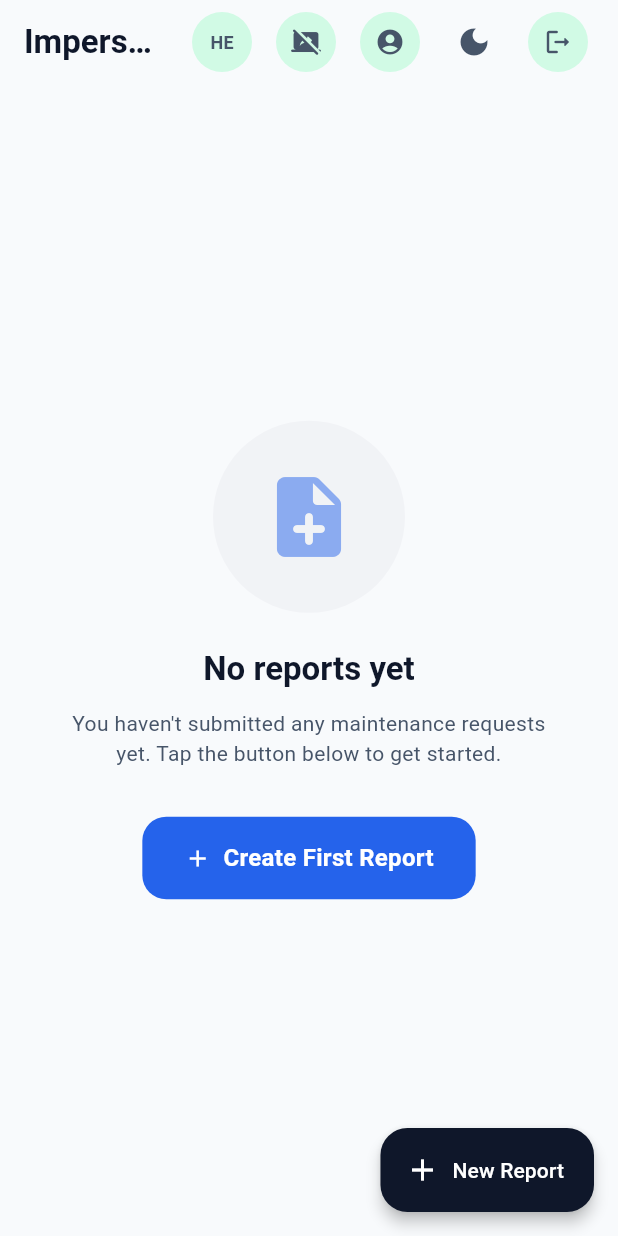
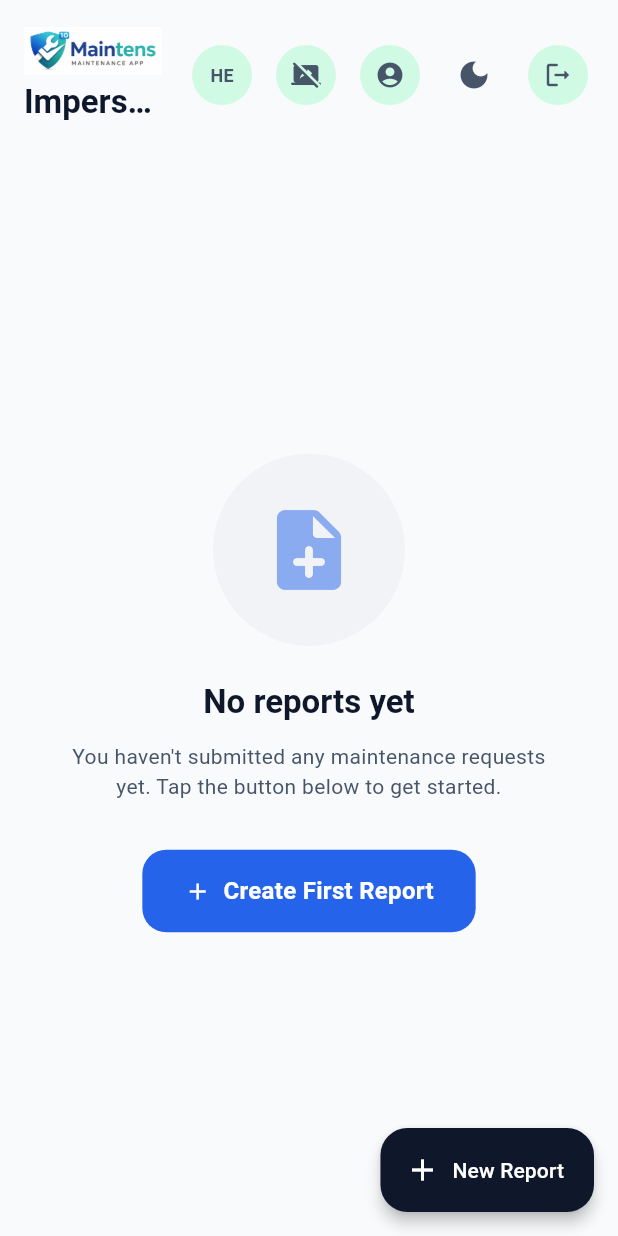
Before and after one commit to me-key/main10app, a Flutter app: the screen it shows once a user with an empty profile is signed in, after a tap on "EN", on a phone screen of 412 x 824 dp. Run offline on Flutter 3.47's test engine with Material 3 defaults, Android fonts, the phone set to English and light mode, and no system bars; our stand-ins replace cloud_firestore, firebase_auth, firebase_core, firebase_storage, image_picker, shared_preferences; accounts and stored records are empty; network calls fail.

Commit message:
feat: update logo and release stuff

```diff
--- a/lib/l10n/app_localizations.dart
+++ b/lib/l10n/app_localizations.dart
@@ -11,7 +11,7 @@ class AppLocalizations {
 
   static const _localizedValues = {
     'en': {
-      'app_title': 'FixIt-Pro',
+      'app_title': 'Maintens',
       'my_tasks': 'My Tasks',
       'assigned_work': 'Your assigned maintenance work',
       'all_tasks': 'All Tasks',
@@ -177,7 +177,7 @@ class AppLocalizations {
       'assigned_to_prefix': 'Assigned to',
       'archived_with_comments': 'Report archived with comments',
       'reassigned_with_comments': 'Report reassigned with comments',
-      'sign_in_title': 'FixIt-Pro',
+      'sign_in_title': 'Maintens',
       'sign_in_subtitle': 'Sign in to your account',
       'invalid_credentials': 'Invalid email or password. Please try again.',
       'auth_error': 'An authentication error occurred.',
@@ -246,7 +246,7 @@ class AppLocalizations {
       'invite_link_copied': 'Invite link copied to clipboard',
     },
     'he': {
-      'app_title': 'FixIt-Pro',
+      'app_title': 'Maintens',
       'my_tasks': 'המשימות שלי',
       'assigned_work': 'עבודות התחזוקה שהוקצו לך',
       'all_tasks': 'כל המשימות',
@@ -412,7 +412,7 @@ class AppLocalizations {
       'assigned_to_prefix': 'הוקצה ל-',
       'archived_with_comments': 'הדיווח נגנז עם הערות',
       'reassigned_with_comments': 'הדיווח הוקצה מחדש עם הערות',
-      'sign_in_title': 'FixIt-Pro',
+      'sign_in_title': 'Maintens',
       'sign_in_subtitle': 'התחבר לחשבונך',
       'invalid_credentials': 'אימייל או סיסמה שגויים. אנא נסה שוב.',
       'auth_error': 'אירעה שגיאה באימות.',
--- a/lib/main.dart
+++ b/lib/main.dart
@@ -45,13 +45,13 @@ void main() async {
         Provider<LocationService>(create: (_) => LocationService()),
         Provider<AuditService>(create: (_) => AuditService()),
       ],
-      child: const FixItProApp(),
+      child: const MaintensApp(),
     ),
   );
 }
 
-class FixItProApp extends StatelessWidget {
-  const FixItProApp({super.key});
+class MaintensApp extends StatelessWidget {
+  const MaintensApp({super.key});
 
   @override
   Widget build(BuildContext context) {
--- a/lib/ui/admin/admin_home.dart
+++ b/lib/ui/admin/admin_home.dart
@@ -60,9 +60,13 @@ class _AdminHomeState extends State<AdminHome> {
 
     return Scaffold(
       appBar: AppBar(
+        toolbarHeight: 100,
         title: Column(
           crossAxisAlignment: CrossAxisAlignment.start,
+          mainAxisSize: MainAxisSize.min,
           children: [
+            Image.asset('assets/images/main10applogo.png', height: 32, fit: BoxFit.contain),
+            const SizedBox(height: 4),
             Text(
               authService.impersonatedProfile != null
                   ? "${AppLocalizations.of(context).get('impersonating_msg')}: ${authService.impersonatedProfile!.displayName}"
@@ -220,7 +224,7 @@ class _AdminHomeState extends State<AdminHome> {
     final l10n = AppLocalizations.of(context);
     final colorScheme = Theme.of(context).colorScheme;
     final encryptedOrgId = EncryptionUtils.encrypt(_organizationId!);
-    final inviteLink = "https://fixitpro.app/signup?orgId=$encryptedOrgId";
+    final inviteLink = "https://maintens.app/signup?orgId=$encryptedOrgId";
 
     showDialog(
       context: context,
--- a/lib/ui/admin/manage_user_screen.dart
+++ b/lib/ui/admin/manage_user_screen.dart
@@ -133,7 +133,7 @@ class _ManageUserScreenState extends State<ManageUserScreen> {
                   TextFormField(
                     controller: _emailController,
                     decoration: InputDecoration(
-                      hintText: "identity@fixitpro.com",
+                      hintText: "identity@maintens.com",
                       prefixIcon: const Icon(Icons.mail_outline_rounded, size: 20),
                       enabled: widget.user == null,
                     ),
--- a/lib/ui/auth/login_screen.dart
+++ b/lib/ui/auth/login_screen.dart
@@ -256,32 +256,14 @@ class _LoginScreenState extends State<LoginScreen> {
                         children: [
                           Container(
                             padding: const EdgeInsets.all(16),
-                            decoration: BoxDecoration(
-                              color: colorScheme.primaryContainer,
-                              borderRadius: BorderRadius.circular(24),
-                              boxShadow: [
-                                BoxShadow(
-                                  color: colorScheme.shadow.withValues(alpha: 0.1),
-                                  blurRadius: 12,
-                                  offset: const Offset(0, 4),
-                                ),
-                              ],
+                            child: ClipRRect(
+                              borderRadius: BorderRadius.circular(16),
+                              child: Image.asset(
+                                'assets/images/main10applogo.png',
+                                height: 200, // Increased size
+                                fit: BoxFit.contain,
+                              ),
                             ),
-                            child: Icon(
-                              Icons.handyman_rounded,
-                              size: 48,
-                              color: colorScheme.primary,
-                            ),
-                          ),
-                          const SizedBox(height: 24),
-                          Text(
-                            l10n.get('sign_in_title'),
-                            style: textTheme.displaySmall?.copyWith(
-                              color: colorScheme.onSurface,
-                              letterSpacing: -1,
-                              fontWeight: FontWeight.bold,
-                            ),
-                            textAlign: TextAlign.center,
                           ),
                           const SizedBox(height: 8),
                           Text(
--- a/lib/ui/maintainer/maintainer_home.dart
+++ b/lib/ui/maintainer/maintainer_home.dart
@@ -63,9 +63,13 @@ class _MaintainerHomeState extends State<MaintainerHome> {
 
     return Scaffold(
       appBar: AppBar(
+        toolbarHeight: 100,
         title: Column(
           crossAxisAlignment: CrossAxisAlignment.start,
+          mainAxisSize: MainAxisSize.min,
           children: [
+            Image.asset('assets/images/main10applogo.png', height: 32, fit: BoxFit.contain),
+            const SizedBox(height: 4),
             Text(
               authService.impersonatedProfile != null
                   ? "${l10n.get('impersonating_msg')}: ${authService.impersonatedProfile!.displayName}"
--- a/lib/ui/manager/manager_home.dart
+++ b/lib/ui/manager/manager_home.dart
@@ -77,9 +77,13 @@ class _ManagerHomeState extends State<ManagerHome> {
 
     return Scaffold(
       appBar: AppBar(
+        toolbarHeight: 100,
         title: Column(
           crossAxisAlignment: CrossAxisAlignment.start,
+          mainAxisSize: MainAxisSize.min,
           children: [
+            Image.asset('assets/images/main10applogo.png', height: 32, fit: BoxFit.contain),
+            const SizedBox(height: 4),
             Text(
               authService.impersonatedProfile != null
                   ? "${l10n.get('impersonating_msg')}: ${authService.impersonatedProfile!.displayName}"
--- a/lib/ui/reporter/reporter_home.dart
+++ b/lib/ui/reporter/reporter_home.dart
@@ -62,9 +62,13 @@ class _ReporterHomeState extends State<ReporterHome> {
 
     return Scaffold(
       appBar: AppBar(
+        toolbarHeight: 100,
         title: Column(
           crossAxisAlignment: CrossAxisAlignment.start,
+          mainAxisSize: MainAxisSize.min,
           children: [
+            Image.asset('assets/images/main10applogo.png', height: 32, fit: BoxFit.contain),
+            const SizedBox(height: 4),
             Text(
               authService.impersonatedProfile != null
                   ? "${l10n.get('impersonating_msg')}: ${authService.impersonatedProfile!.displayName}"
--- a/lib/utils/encryption_utils.dart
+++ b/lib/utils/encryption_utils.dart
@@ -3,7 +3,7 @@ import 'dart:convert';
 /// A very basic XOR + Base64 'encryption' for obfuscating IDs in URLs.
 /// Not suitable for sensitive data, but sufficient for hiding raw Firestore IDs.
 class EncryptionUtils {
-  static const String _key = "fixit-pro-secret-key";
+  static const String _key = "maintens-secret-key";
 
   static String encrypt(String plainText) {
     List<int> bytes = utf8.encode(plainText);
--- a/pubspec.yaml
+++ b/pubspec.yaml
@@ -68,8 +68,8 @@ flutter:
   uses-material-design: true
 
   # To add assets to your application, add an assets section, like this:
-  # assets:
-  #   - images/a_dot_burr.jpeg
+  assets:
+    - assets/images/main10applogo.png
   #   - images/a_dot_ham.jpeg
 
   # An image asset can refer to one or more resolution-specific "variants", see
```
Also changed, not shown: lib/ui/super_admin/super_admin_screen.dart (+10 -1 lines), assets/images/main10applogo.png (added), assets/images/main10applogo_bu.png (added), lib/firebase_options.dart, 4 other files.
